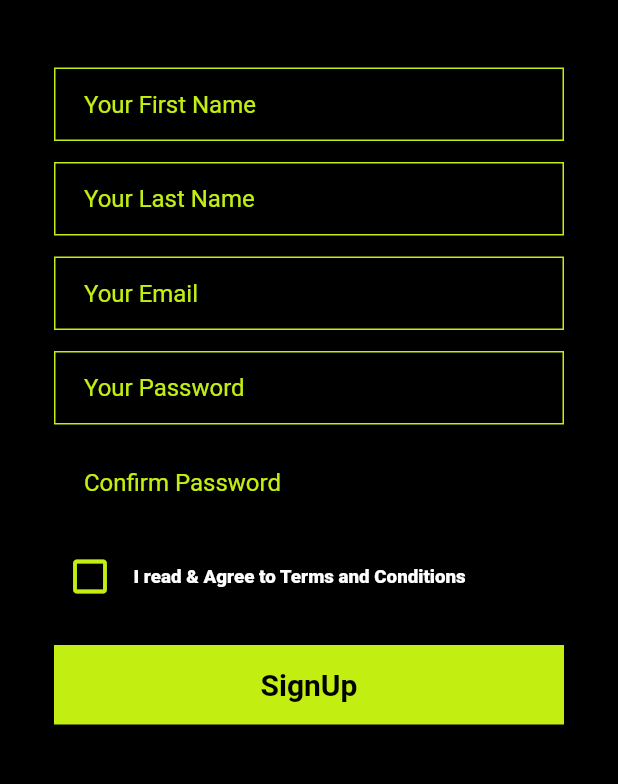
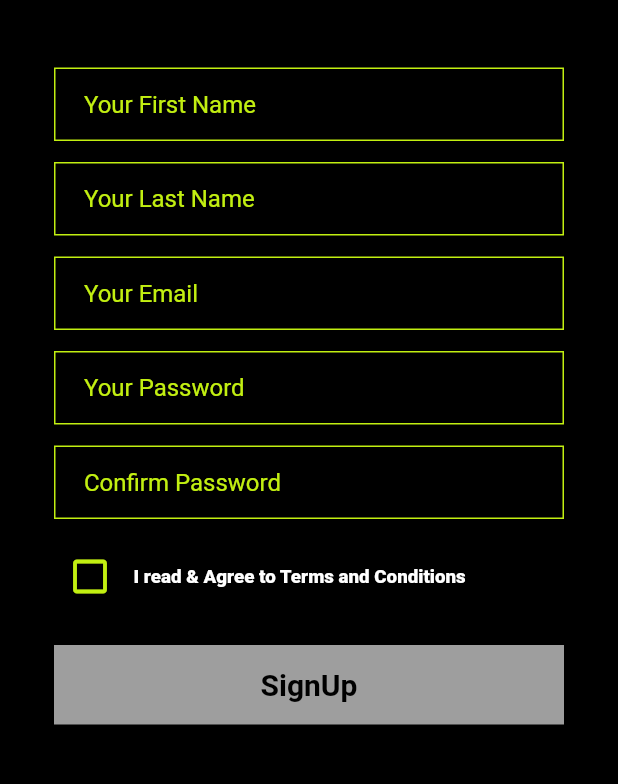
Before and after one commit to tanishgoyal07/ASCII_Image, a Flutter app: the screen it shows after launch, after a tap on "Login", after a tap on "SignUp", on a phone screen of 412 x 824 dp, the part 408-1192 px from its top. Run offline on Flutter 3.47's test engine with Material 2 defaults, Android fonts, the phone set to English and light mode, and no system bars; our stand-ins replace animated_text_kit, cloud_firestore, file_picker, firebase_auth, firebase_core, firebase_storage and 3 more; missing offline and left inert: blinking_text, cloud_firestore_web, firebase_auth_web, firebase_core_web, firebase_storage_web, image_picker_for_web; accounts and stored records are empty; Roboto replaces fonts that are missing (Hahmlet).

Commit message:
make changes

```diff
--- a/lib/constants/utils.dart
+++ b/lib/constants/utils.dart
@@ -2,7 +2,7 @@ import 'package:flutter/material.dart';
 import 'package:google_fonts/google_fonts.dart';
 import 'package:image_picker/image_picker.dart';
 
-String uri = ' http://localhost:8000/v1/ascii';
+String uri = 'http://localhost:8000/v1/ascii';
 
 class GlobalVariables {
   static const mainColor = Color(0xffc2ef11);
--- a/lib/screens/login_screen.dart
+++ b/lib/screens/login_screen.dart
@@ -122,15 +122,15 @@ class _LoginScreenState extends State<LoginScreen> {
 
     final loginButton = Material(
       elevation: 5,
-      color: (emailController.text != null && passwordController.text != null)
-          ? GlobalVariables.mainColor
-          : Colors.grey,
+      color: Colors.grey,
       child: MaterialButton(
         padding: const EdgeInsets.fromLTRB(20, 15, 20, 15),
         minWidth: MediaQuery.of(context).size.width,
         onPressed: () {
           setState(() {
-            isloading = true;
+            if(emailController.text.isNotEmpty && passwordController.text.isNotEmpty){
+              isloading = true;
+            }
           });
           AuthMethods().signIn(
             emailController.text,
--- a/lib/screens/signup_screen.dart
+++ b/lib/screens/signup_screen.dart
@@ -232,7 +232,22 @@ class _SignUpScreenState extends State<SignUpScreen> {
       },
       textInputAction: TextInputAction.done,
       decoration: InputDecoration(
-        // prefixIcon: const Icon(Icons.vpn_key),
+        enabledBorder: const OutlineInputBorder(
+          borderRadius: BorderRadius.all(Radius.zero),
+          borderSide: BorderSide(color: GlobalVariables.mainColor),
+        ),
+        focusedBorder: const OutlineInputBorder(
+          borderRadius: BorderRadius.all(Radius.zero),
+          borderSide: BorderSide(color: GlobalVariables.mainColor),
+        ),
+        errorBorder: const OutlineInputBorder(
+          borderRadius: BorderRadius.all(Radius.zero),
+          borderSide: BorderSide(color: GlobalVariables.mainColor),
+        ),
+        focusedErrorBorder: const OutlineInputBorder(
+          borderRadius: BorderRadius.all(Radius.zero),
+          borderSide: BorderSide(color: GlobalVariables.mainColor),
+        ),
         contentPadding: const EdgeInsets.fromLTRB(20, 15, 20, 15),
         hintText: "Confirm Password",
         hintStyle: GlobalVariables.customStyle,
@@ -242,19 +257,19 @@ class _SignUpScreenState extends State<SignUpScreen> {
     //signup button
     final signUpButton = Material(
       elevation: 5,
-      color: (emailEditingController.text != null &&
-              passwordEditingController.text != null &&
-              firstNameEditingController.text != null &&
-              secondNameEditingController.text != null &&
-              confirmPasswordEditingController.text != null)
-          ? GlobalVariables.mainColor
-          : Colors.grey,
+      color: Colors.grey,
       child: MaterialButton(
         padding: const EdgeInsets.fromLTRB(20, 15, 20, 15),
         minWidth: MediaQuery.of(context).size.width,
         onPressed: () {
           setState(() {
-            isloading = true;
+            if (emailEditingController.text.isNotEmpty &&
+                passwordEditingController.text.isNotEmpty &&
+                firstNameEditingController.text.isNotEmpty &&
+                secondNameEditingController.text.isNotEmpty &&
+                confirmPasswordEditingController.text.isNotEmpty) {
+              isloading = true;
+            }
           });
           AuthMethods().signUp(
             emailEditingController.text,
--- a/lib/services/ascii_services.dart
+++ b/lib/services/ascii_services.dart
@@ -28,7 +28,7 @@ class AsciiServices {
     }
   }
 
-  Future<void> uploadImageCommand({
+  Future<dynamic> uploadImageCommand({
     required String url,
     required BuildContext context,
   }) async {
@@ -42,6 +42,8 @@ class AsciiServices {
           "url" : url,
         }),
       );
+      print("check3");
+      print(res.body);
 
       httpErrorHandle(
         response: res,
```
Also changed, not shown: lib/resources/auth_methods.dart (+10 -4 lines), lib/screens/home_screen.dart (+14 -3 lines).
